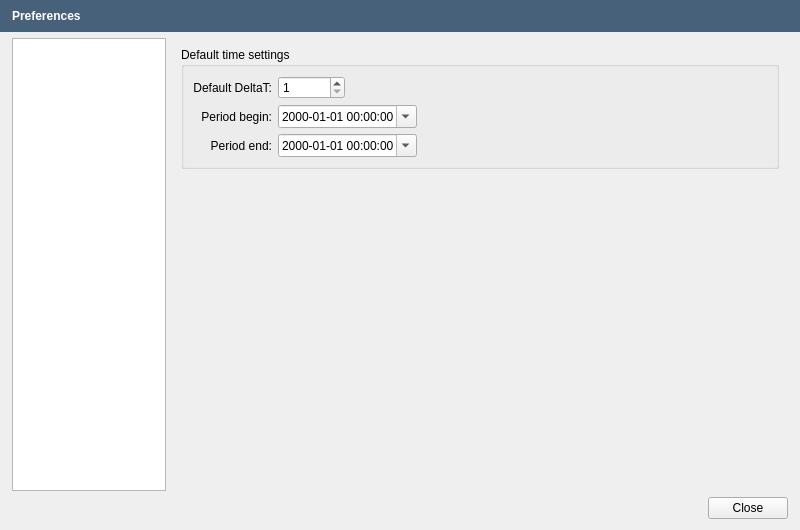
The window that src/openfluid/ui/common/PreferencesDialog.ui (OpenFLUID/openfluid) describes before a commit, drawn with Qt 5.
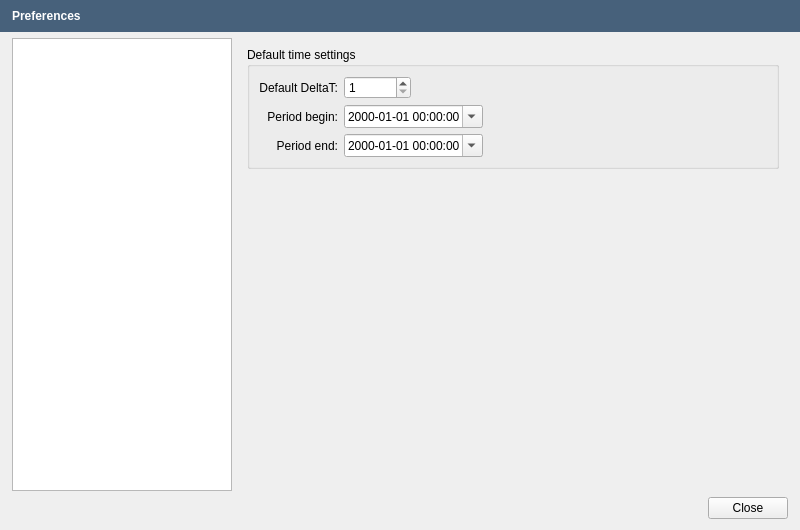
The same window after the commit. The open tabs and pages were chosen to show the change. Custom widgets are drawn as their Qt base class.

Commit message: Minor fixes on french translation and layout

```diff
--- a/src/openfluid/ui/common/PreferencesDialog.ui
+++ b/src/openfluid/ui/common/PreferencesDialog.ui
@@ -73,7 +73,7 @@
     </widget>
    </item>
    <item>
-    <layout class="QHBoxLayout" name="horizontalLayout" stretch="1,4">
+    <layout class="QHBoxLayout" name="horizontalLayout" stretch="2,5">
      <property name="leftMargin">
       <number>12</number>
      </property>
@@ -83,11 +83,17 @@
      <item>
       <widget class="QTreeWidget" name="PrefsTreeWidget">
        <property name="sizePolicy">
-        <sizepolicy hsizetype="Maximum" vsizetype="Expanding">
+        <sizepolicy hsizetype="MinimumExpanding" vsizetype="Expanding">
          <horstretch>0</horstretch>
          <verstretch>0</verstretch>
         </sizepolicy>
        </property>
+       <property name="minimumSize">
+        <size>
+         <width>200</width>
+         <height>0</height>
+        </size>
+       </property>
        <attribute name="headerVisible">
         <bool>false</bool>
        </attribute>
@@ -454,7 +460,7 @@
                <date>
                 <year>1752</year>
                 <month>8</month>
-                <day>25</day>
+                <day>24</day>
                </date>
               </property>
               <property name="displayFormat">
```
The commit also changes 1 other file.
